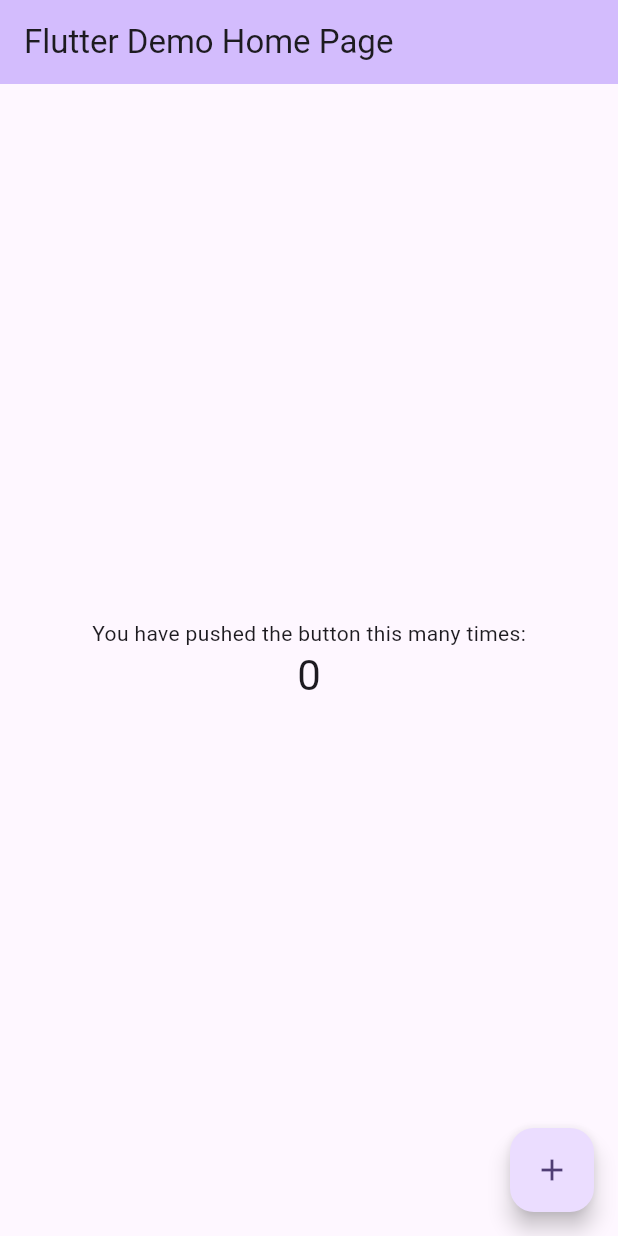
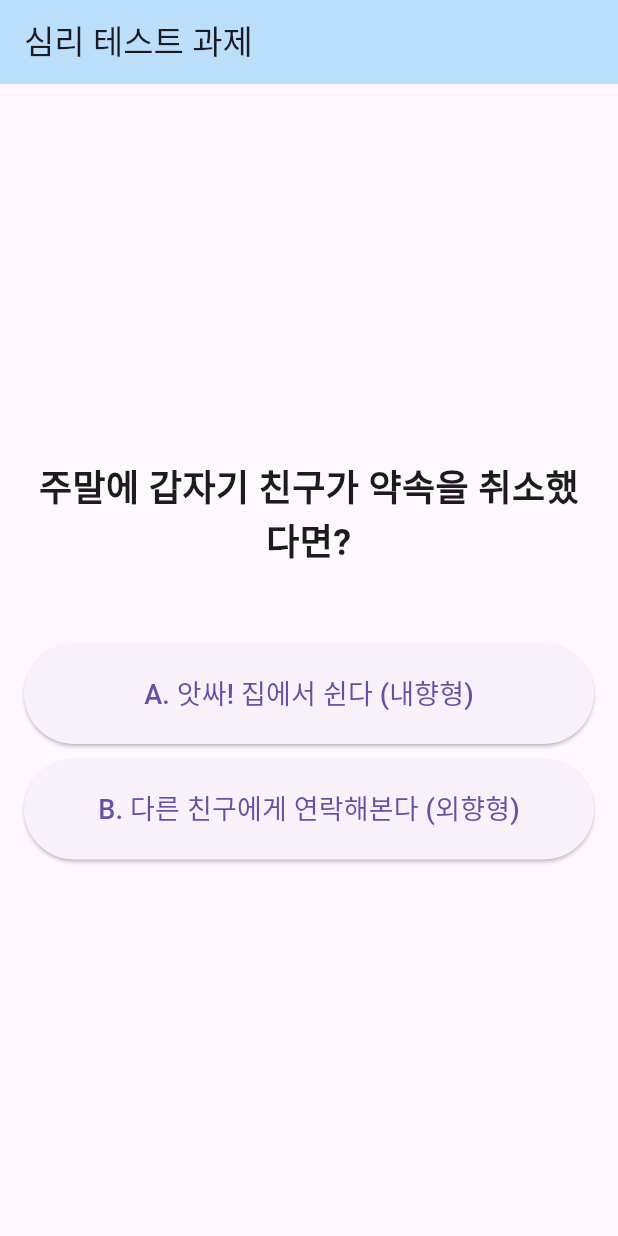
Before and after one commit to cucudas01/personalitytest, a Flutter app: the screen it shows after launch, on a phone screen of 412 x 824 dp. Run offline on Flutter 3.47's test engine with Material 3 defaults, Android fonts, the phone set to English and light mode, and no system bars.

```diff
--- a/lib/main.dart
+++ b/lib/main.dart
@@ -7,116 +7,81 @@ void main() {
 class MyApp extends StatelessWidget {
   const MyApp({super.key});
 
-  // This widget is the root of your application.
   @override
   Widget build(BuildContext context) {
     return MaterialApp(
-      title: 'Flutter Demo',
+      debugShowCheckedModeBanner: false, // 오른쪽 위 'DEBUG' 띠 제거
+      title: '심리 테스트',
       theme: ThemeData(
-        // This is the theme of your application.
-        //
-        // TRY THIS: Try running your application with "flutter run". You'll see
-        // the application has a purple toolbar. Then, without quitting the app,
-        // try changing the seedColor in the colorScheme below to Colors.green
-        // and then invoke "hot reload" (save your changes or press the "hot
-        // reload" button in a Flutter-supported IDE, or press "r" if you used
-        // the command line to start the app).
-        //
-        // Notice that the counter didn't reset back to zero; the application
-        // state is not lost during the reload. To reset the state, use hot
-        // restart instead.
-        //
-        // This works for code too, not just values: Most code changes can be
-        // tested with just a hot reload.
-        colorScheme: .fromSeed(seedColor: Colors.deepPurple),
+        primarySwatch: Colors.blue,
+        useMaterial3: true,
       ),
-      home: const MyHomePage(title: 'Flutter Demo Home Page'),
+      home: const PsychologyTestScreen(),
     );
   }
 }
 
-class MyHomePage extends StatefulWidget {
-  const MyHomePage({super.key, required this.title});
-
-  // This widget is the home page of your application. It is stateful, meaning
-  // that it has a State object (defined below) that contains fields that affect
-  // how it looks.
-
-  // This class is the configuration for the state. It holds the values (in this
-  // case the title) provided by the parent (in this case the App widget) and
-  // used by the build method of the State. Fields in a Widget subclass are
-  // always marked "final".
-
-  final String title;
+class PsychologyTestScreen extends StatefulWidget {
+  const PsychologyTestScreen({super.key});
 
   @override
-  State<MyHomePage> createState() => _MyHomePageState();
+  State<PsychologyTestScreen> createState() => _PsychologyTestScreenState();
 }
 
-class _MyHomePageState extends State<MyHomePage> {
-  int _counter = 0;
+class _PsychologyTestScreenState extends State<PsychologyTestScreen> {
+  // 간단한 테스트용 질문
+  String question = "주말에 갑자기 친구가 약속을 취소했다면?";
 
-  void _incrementCounter() {
+  // 버튼을 눌렀을 때 실행될 함수
+  void selectAnswer(String answer) {
     setState(() {
-      // This call to setState tells the Flutter framework that something has
-      // changed in this State, which causes it to rerun the build method below
-      // so that the display can reflect the updated values. If we changed
-      // _counter without calling setState(), then the build method would not be
-      // called again, and so nothing would appear to happen.
-      _counter++;
+      question = "선택한 답변: $answer\n\n(테스트 성공! 앱이 잘 작동합니다.)";
     });
+
+    // 화면 하단에 알림 메시지 띄우기
+    ScaffoldMessenger.of(context).showSnackBar(
+      SnackBar(content: Text("'$answer'을(를) 선택하셨습니다.")),
+    );
   }
 
   @override
   Widget build(BuildContext context) {
-    // This method is rerun every time setState is called, for instance as done
-    // by the _incrementCounter method above.
-    //
-    // The Flutter framework has been optimized to make rerunning build methods
-    // fast, so that you can just rebuild anything that needs updating rather
-    // than having to individually change instances of widgets.
     return Scaffold(
       appBar: AppBar(
-        // TRY THIS: Try changing the color here to a specific color (to
-        // Colors.amber, perhaps?) and trigger a hot reload to see the AppBar
-        // change color while the other colors stay the same.
-        backgroundColor: Theme.of(context).colorScheme.inversePrimary,
-        // Here we take the value from the MyHomePage object that was created by
-        // the App.build method, and use it to set our appbar title.
-        title: Text(widget.title),
+        title: const Text("심리 테스트 과제"),
+        backgroundColor: Colors.blue[100],
       ),
-      body: Center(
-        // Center is a layout widget. It takes a single child and positions it
-        // in the middle of the parent.
+      body: Padding(
+        padding: const EdgeInsets.all(16.0),
         child: Column(
-          // Column is also a layout widget. It takes a list of children and
-          // arranges them vertically. By default, it sizes itself to fit its
-          // children horizontally, and tries to be as tall as its parent.
-          //
-          // Column has various properties to control how it sizes itself and
-          // how it positions its children. Here we use mainAxisAlignment to
-          // center the children vertically; the main axis here is the vertical
-          // axis because Columns are vertical (the cross axis would be
-          // horizontal).
-          //
-          // TRY THIS: Invoke "debug painting" (choose the "Toggle Debug Paint"
-          // action in the IDE, or press "p" in the console), to see the
-          // wireframe for each widget.
-          mainAxisAlignment: .center,
+          mainAxisAlignment: MainAxisAlignment.center, // 세로 중앙 정렬
+          crossAxisAlignment: CrossAxisAlignment.stretch, // 가로 꽉 채우기
           children: [
-            const Text('You have pushed the button this many times:'),
+            // 질문 텍스트
             Text(
-              '$_counter',
-              style: Theme.of(context).textTheme.headlineMedium,
+              question,
+              style: const TextStyle(fontSize: 24, fontWeight: FontWeight.bold),
+              textAlign: TextAlign.center,
+            ),
+            const SizedBox(height: 50), // 여백
+
+            // 답변 버튼 1
+            ElevatedButton(
+              onPressed: () => selectAnswer("앗싸! 집에서 쉰다"),
+              style: ElevatedButton.styleFrom(padding: const EdgeInsets.all(20)),
+              child: const Text("A. 앗싸! 집에서 쉰다 (내향형)", style: TextStyle(fontSize: 18)),
+            ),
+            const SizedBox(height: 10), // 버튼 사이 여백
+
+            // 답변 버튼 2
+            ElevatedButton(
+              onPressed: () => selectAnswer("다른 친구에게 연락한다"),
+              style: ElevatedButton.styleFrom(padding: const EdgeInsets.all(20)),
+              child: const Text("B. 다른 친구에게 연락해본다 (외향형)", style: TextStyle(fontSize: 18)),
             ),
           ],
         ),
       ),
-      floatingActionButton: FloatingActionButton(
-        onPressed: _incrementCounter,
-        tooltip: 'Increment',
-        child: const Icon(Icons.add),
-      ),
     );
   }
 }
--- a/pubspec.yaml
+++ b/pubspec.yaml
@@ -34,6 +34,7 @@ dependencies:
   # The following adds the Cupertino Icons font to your application.
   # Use with the CupertinoIcons class for iOS style icons.
   cupertino_icons: ^1.0.8
+  firebase_core: ^4.2.1
 
 dev_dependencies:
   flutter_test:
```
Also changed, not shown: pubspec.lock, 2 other files.
